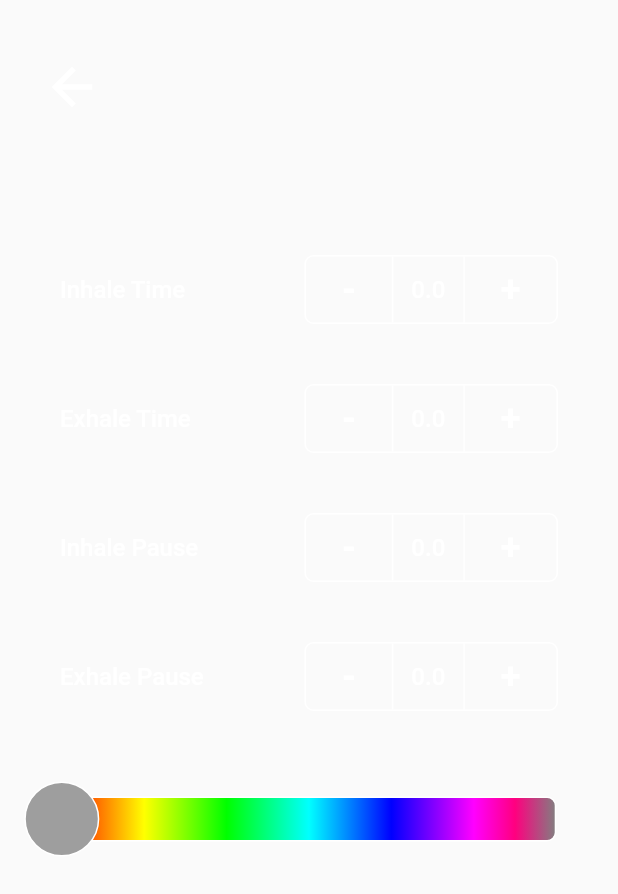
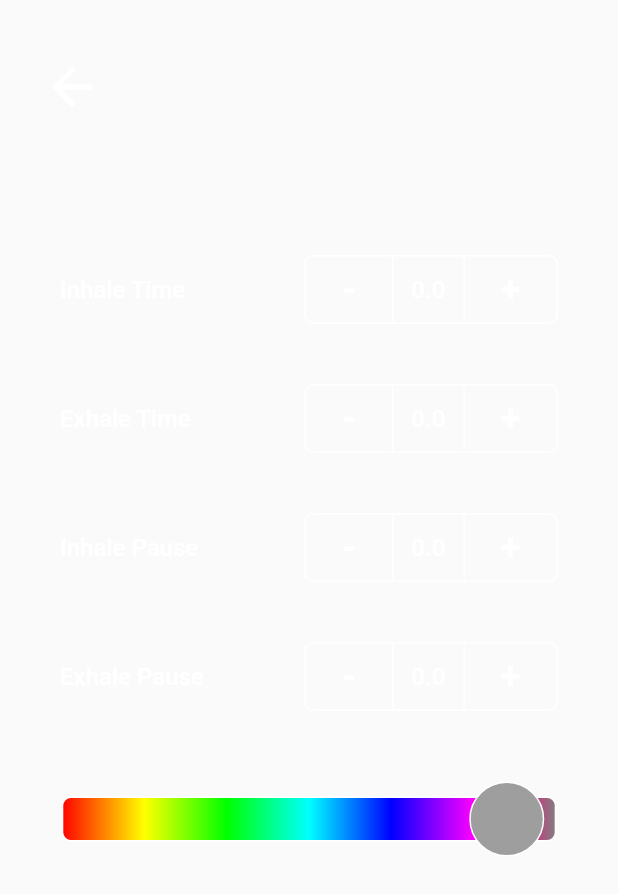
Before and after one commit to brimac1634/breath, a Flutter app: the Menu widget shown alone on an empty page, opened directly with empty values, after a tap on "Reset", on a phone screen of 412 x 824 dp. Shown: the top 894 px of the screen. Run offline on Flutter 3.47's test engine with Material 2 defaults, Android fonts, the phone set to English and light mode, and no system bars; our stand-ins replace flutter_hooks, vibration.

Commit message:
added reset of the color

```diff
--- a/lib/helpers/slider_indicator_painter.dart
+++ /dev/null
@@ -1,21 +0,0 @@
-import 'package:flutter/material.dart';
-
-class SliderIndicatorPainter extends CustomPainter {
-  final double position;
-  final Color color;
-  SliderIndicatorPainter(this.position, this.color);
-  @override
-  void paint(Canvas canvas, Size size) {
-    canvas.drawCircle(
-        Offset(position, size.height / 2),
-        20,
-        Paint()
-          ..color = color
-          ..strokeWidth = 2);
-  }
-
-  @override
-  bool shouldRepaint(SliderIndicatorPainter old) {
-    return true;
-  }
-}
--- a/lib/widgets/color_picker.dart
+++ b/lib/widgets/color_picker.dart
@@ -1,16 +1,18 @@
 import 'package:flutter/material.dart';
-
-import '../helpers/slider_indicator_painter.dart';
 
 class ColorPicker extends StatefulWidget {
   final double width;
   final Color currentColor;
   final Function(Color) setColor;
+  final double colorSliderPosition;
+  final Function(double) setColorSliderPosition;
 
   ColorPicker(
       {@required this.width,
       @required this.currentColor,
-      @required this.setColor});
+      @required this.setColor,
+      @required this.colorSliderPosition,
+      @required this.setColorSliderPosition});
   @override
   _ColorPickerState createState() => _ColorPickerState();
 }
@@ -31,13 +33,6 @@ class _ColorPickerState extends State<ColorPicker> {
     Color.fromARGB(255, 255, 0, 127),
     Color.fromARGB(255, 128, 128, 128),
   ];
-  double _colorSliderPosition = 0;
-
-  // @override
-  // initState() {
-  //   super.initState();
-  //   widget.currentColor = _calculateSelectedColor(_colorSliderPosition);
-  // }
 
   _colorChangeHandler(double position) {
     if (position > widget.width) {
@@ -47,11 +42,8 @@ class _ColorPickerState extends State<ColorPicker> {
       position = 0;
     }
 
-    setState(() {
-      _colorSliderPosition = position;
-    });
-
-    widget.setColor(_calculateSelectedColor(_colorSliderPosition));
+    widget.setColorSliderPosition(position);
+    widget.setColor(_calculateSelectedColor(position));
   }
 
   Color _calculateSelectedColor(double position) {
@@ -110,13 +102,9 @@ class _ColorPickerState extends State<ColorPicker> {
                       borderRadius: BorderRadius.circular(6),
                       gradient: LinearGradient(colors: _colors),
                       border: Border.all(color: Colors.white, width: 1)),
-                  // child: CustomPaint(
-                  //   painter: SliderIndicatorPainter(
-                  //       _colorSliderPosition, widget.currentColor),
-                  // ),
                 ),
                 Transform.translate(
-                  offset: Offset(_colorSliderPosition - 25, 0),
+                  offset: Offset(widget.colorSliderPosition - 25, 0),
                   child: Container(
                     height: 50,
                     width: 50,
@@ -130,14 +118,6 @@ class _ColorPickerState extends State<ColorPicker> {
             ),
           ),
         ),
-        // Container(
-        //   height: 50,
-        //   width: 50,
-        //   decoration: BoxDecoration(
-        //     color: widget.currentColor,
-        //     shape: BoxShape.circle,
-        //   ),
-        // )
       ],
     );
   }
--- a/lib/widgets/menu.dart
+++ b/lib/widgets/menu.dart
@@ -10,7 +10,7 @@ import '../assets/breathe_icons.dart';
 
 import '../models/pattern.dart';
 
-class Menu extends StatelessWidget {
+class Menu extends StatefulWidget {
   final Pattern pattern;
   final Color color;
   final bool hasVibrator;
@@ -30,6 +30,23 @@ class Menu extends StatelessWidget {
       @required this.onPatternChange,
       this.onSave});
 
+  @override
+  _MenuState createState() => _MenuState();
+}
+
+class _MenuState extends State<Menu> {
+  double _colorPickerWidth = 0;
+  double _colorSliderPosition = 0;
+
+  @override
+  void didChangeDependencies() {
+    super.didChangeDependencies();
+    setState(() {
+      _colorPickerWidth = min(350, MediaQuery.of(context).size.width * 0.8);
+      _colorSliderPosition = _colorPickerWidth * 0.9;
+    });
+  }
+
   Widget renderOptions(BuildContext context) {
     return Container(
       constraints: BoxConstraints(maxWidth: 400),
@@ -48,13 +65,13 @@ class Menu extends StatelessWidget {
                   style: Theme.of(context).textTheme.bodyText1,
                 ),
                 Incrementer(
-                  value: pattern.inhale,
+                  value: widget.pattern.inhale,
                   onChange: (value) {
-                    onPatternChange(Pattern(
+                    widget.onPatternChange(Pattern(
                         inhale: value,
-                        exhale: pattern.exhale,
-                        inhalePause: pattern.inhalePause,
-                        exhalePause: pattern.exhalePause));
+                        exhale: widget.pattern.exhale,
+                        inhalePause: widget.pattern.inhalePause,
+                        exhalePause: widget.pattern.exhalePause));
                   },
                 )
               ],
@@ -71,13 +88,13 @@ class Menu extends StatelessWidget {
                   style: Theme.of(context).textTheme.bodyText1,
                 ),
                 Incrementer(
-                  value: pattern.exhale,
+                  value: widget.pattern.exhale,
                   onChange: (value) {
-                    onPatternChange(Pattern(
-                        inhale: pattern.inhale,
+                    widget.onPatternChange(Pattern(
+                        inhale: widget.pattern.inhale,
                         exhale: value,
-                        inhalePause: pattern.inhalePause,
-                        exhalePause: pattern.exhalePause));
+                        inhalePause: widget.pattern.inhalePause,
+                        exhalePause: widget.pattern.exhalePause));
                   },
                 )
               ],
@@ -94,13 +111,13 @@ class Menu extends StatelessWidget {
                   style: Theme.of(context).textTheme.bodyText1,
                 ),
                 Incrementer(
-                  value: pattern.inhalePause,
+                  value: widget.pattern.inhalePause,
                   onChange: (value) {
-                    onPatternChange(Pattern(
-                        inhale: pattern.inhale,
-                        exhale: pattern.exhale,
+                    widget.onPatternChange(Pattern(
+                        inhale: widget.pattern.inhale,
+                        exhale: widget.pattern.exhale,
                         inhalePause: value,
-                        exhalePause: pattern.exhalePause));
+                        exhalePause: widget.pattern.exhalePause));
                   },
                 )
               ],
@@ -117,12 +134,12 @@ class Menu extends StatelessWidget {
                   style: Theme.of(context).textTheme.bodyText1,
                 ),
                 Incrementer(
-                  value: pattern.exhalePause,
+                  value: widget.pattern.exhalePause,
                   onChange: (value) {
-                    onPatternChange(Pattern(
-                        inhale: pattern.inhale,
-                        exhale: pattern.exhale,
-                        inhalePause: pattern.inhalePause,
+                    widget.onPatternChange(Pattern(
+                        inhale: widget.pattern.inhale,
+                        exhale: widget.pattern.exhale,
+                        inhalePause: widget.pattern.inhalePause,
                         exhalePause: value));
                   },
                 )
@@ -136,7 +153,7 @@ class Menu extends StatelessWidget {
 
   Widget renderResetButton(BuildContext context) {
     return Column(mainAxisAlignment: MainAxisAlignment.center, children: [
-      if (hasVibrator)
+      if (widget.hasVibrator)
         Padding(
           padding: const EdgeInsets.all(20.0),
           child: Opacity(
@@ -158,13 +175,15 @@ class Menu extends StatelessWidget {
                     iconSize: 50,
                     icon: Icon(
                       BreatheIcons.vibrate,
-                      color: vibrationEnabled ? color : Colors.white,
+                      color:
+                          widget.vibrationEnabled ? widget.color : Colors.white,
                       size: 50,
                     ),
                     onPressed: () {
-                      if (!hasVibrator) return;
-                      if (!vibrationEnabled) Vibration.vibrate(duration: 150);
-                      onVibrationChange(!vibrationEnabled);
+                      if (!widget.hasVibrator) return;
+                      if (!widget.vibrationEnabled)
+                        Vibration.vibrate(duration: 150);
+                      widget.onVibrationChange(!widget.vibrationEnabled);
                     },
                   ),
                 )
@@ -175,9 +194,15 @@ class Menu extends StatelessWidget {
       Padding(
         padding: const EdgeInsets.only(top: 12),
         child: ColorPicker(
-          width: min(350, MediaQuery.of(context).size.width * 0.8),
-          currentColor: color,
-          setColor: setColor,
+          width: _colorPickerWidth,
+          currentColor: widget.color,
+          setColor: widget.setColor,
+          colorSliderPosition: _colorSliderPosition,
+          setColorSliderPosition: (double position) {
+            setState(() {
+              _colorSliderPosition = position;
+            });
+          },
         ),
       ),
       SizedBox(
@@ -191,10 +216,13 @@ class Menu extends StatelessWidget {
         shape: RoundedRectangleBorder(borderRadius: BorderRadius.circular(6.0)),
         child: Text('Reset', style: Theme.of(context).textTheme.bodyText1),
         onPressed: () {
-          setColor(Color(0xfffc00a3));
-          onPatternChange(Pattern(
+          widget.setColor(Color(0xfffc00a3));
+          widget.onPatternChange(Pattern(
               inhale: 5.5, exhale: 5.5, inhalePause: 0, exhalePause: 0));
-          onVibrationChange(false);
+          widget.onVibrationChange(false);
+          setState(() {
+            _colorSliderPosition = _colorPickerWidth * 0.9;
+          });
         },
       ),
     ]);
@@ -204,7 +232,6 @@ class Menu extends StatelessWidget {
   Widget build(BuildContext context) {
     return OrientationBuilder(
       builder: (context, orientation) => Container(
-        // constraints: BoxConstraints(maxWidth: 400.0),
         padding: EdgeInsets.all(20),
         child: Stack(children: [
           orientation == Orientation.portrait
@@ -238,7 +265,7 @@ class Menu extends StatelessWidget {
                     size: 40.0,
                   ),
                   onPressed: () {
-                    onSave();
+                    widget.onSave();
                   },
                 ),
               ))
```
